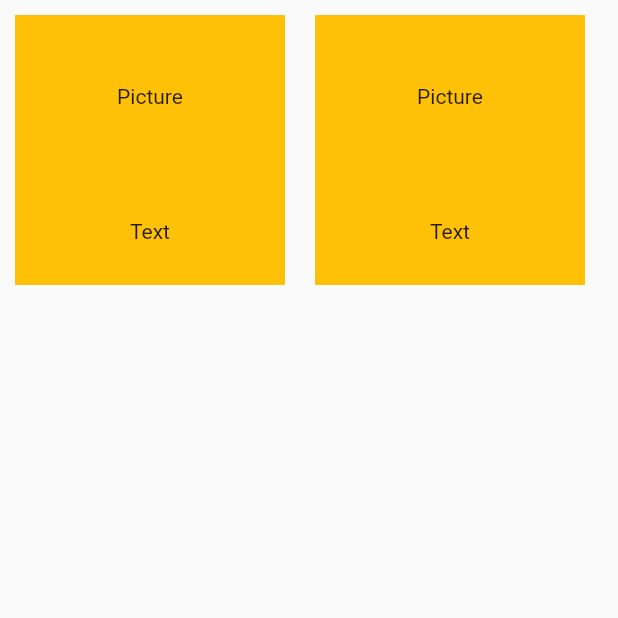
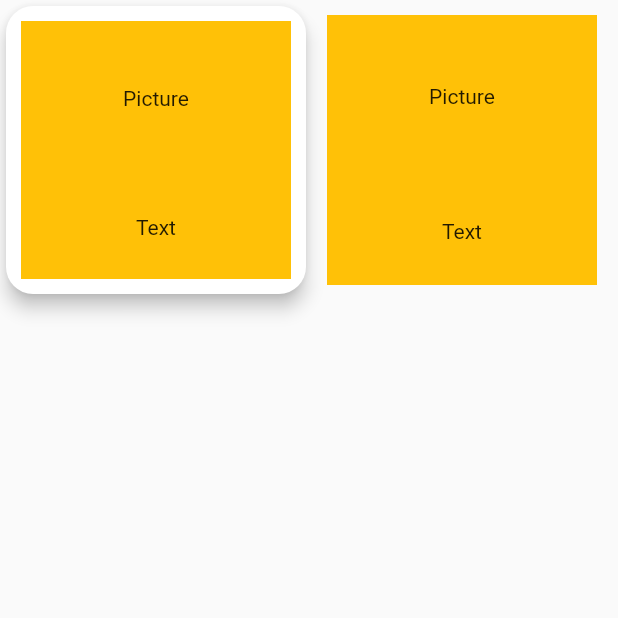
Before and after one commit to mutarek/searchviewinlistview, a Flutter app: the ThirdPage screen opened directly, on a phone screen of 412 x 824 dp, the top half of it. Run offline on Flutter 3.47's test engine with Material 2 defaults, Android fonts, the phone set to English and light mode, and no system bars; our stand-ins replace curved_navigation_bar; network calls fail.

```diff
--- a/lib/thirdpage.dart
+++ b/lib/thirdpage.dart
@@ -14,7 +14,10 @@ class ThirdPage extends StatelessWidget {
               child: ListView(
                 scrollDirection: Axis.horizontal,
                 children: [
-                  Container(
+                  Card(
+                    elevation: 5,
+                    shape: RoundedRectangleBorder(borderRadius: BorderRadius.circular(18)),
+                    child: Container(
                       margin: EdgeInsets.all(10),
                       height: 150,
                       width: 180.0,
@@ -30,6 +33,7 @@ class ThirdPage extends StatelessWidget {
                             child: Center(child: Text('Text')),
                           ),
                         ],
+                      ),
                     ),
                   ),
                   Container(
```
Also changed, not shown: 1 other file. Lines whose indentation alone changed are shown as unchanged.
